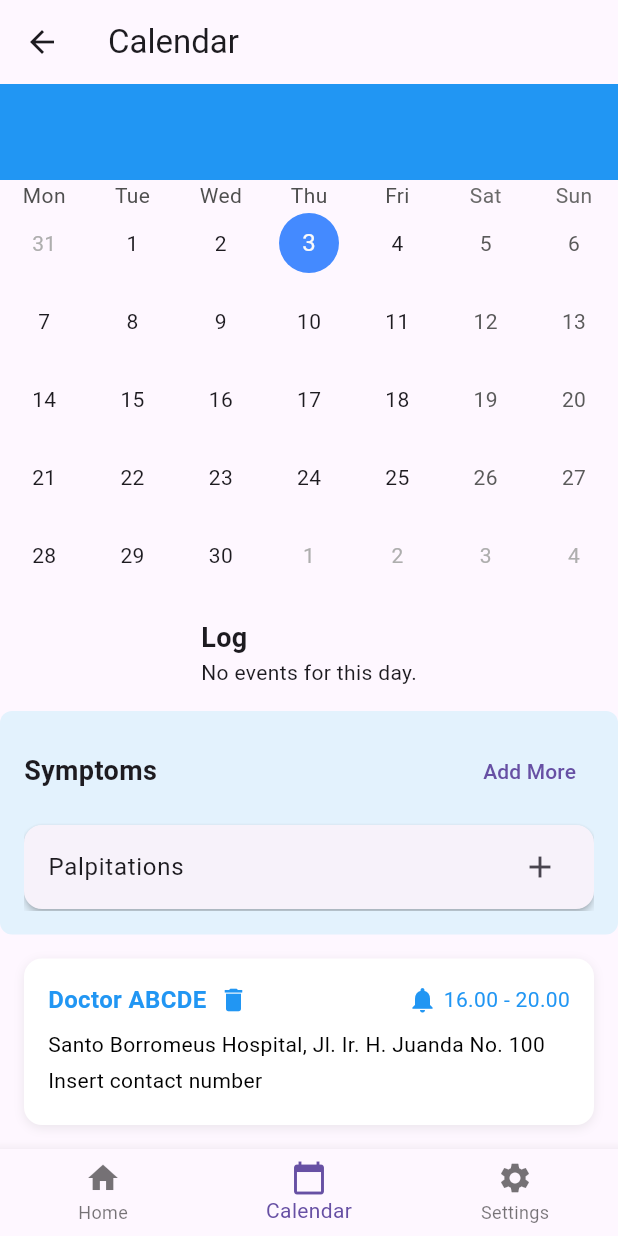
After one commit to TukangLas21/SootheSync, a Flutter app: the CalendarPage screen opened directly, on a phone screen of 412 x 824 dp. The commit adds this screen. Run offline on Flutter 3.47's test engine with Material 3 defaults, Android fonts, the light colour scheme and no system bars; drawn by our look-alikes of table_calendar.

Commit message:
feat: calendar frontend

```diff
--- /dev/null
+++ b/soothesync/lib/calendar.dart
@@ -0,0 +1,298 @@
+import 'package:flutter/material.dart';
+import 'package:table_calendar/table_calendar.dart';
+
+class CalendarPage extends StatefulWidget {
+  const CalendarPage({Key? key}) : super(key: key);
+
+  @override
+  _CalendarPageState createState() => _CalendarPageState();
+}
+
+class _CalendarPageState extends State<CalendarPage> {
+  // Current day
+  DateTime _focusedDay = DateTime.now();
+
+  // Selected day
+  DateTime? _selectedDay;
+
+  // Example event log
+  // TODO: event log logic
+  Map<DateTime, List<String>> _events = {
+    DateTime(2025, 2, 9): ['Panic Attack - Occured'],
+  };
+
+  @override
+  Widget build(BuildContext context) {
+    return Scaffold(
+      appBar: AppBar(title: Text('Calendar')),
+      body: Column(
+        children: [
+          // Calendar section
+          _buildCalendar(),
+
+          // Log section
+          _buildLogSection(),
+
+          // Symptoms section
+          _buildSymptomsSection(),
+
+          // Consultation section
+          _buildConsultationSection(),
+        ],
+      ),
+      bottomNavigationBar: BottomNavigationBar(
+        items: const [
+          BottomNavigationBarItem(icon: Icon(Icons.home), label: 'Home'),
+          BottomNavigationBarItem(
+            icon: Icon(Icons.calendar_today),
+            label: 'Calendar',
+          ),
+          BottomNavigationBarItem(
+            icon: Icon(Icons.settings),
+            label: 'Settings',
+          ),
+        ],
+        currentIndex: 1,
+        onTap: (index) {
+          // TODO: Handle navigation
+        },
+      ),
+    );
+  }
+
+  Widget _buildCalendar() {
+    return TableCalendar(
+      firstDay: DateTime.utc(2021),
+      lastDay: DateTime.utc(2050),
+      focusedDay: _focusedDay,
+      selectedDayPredicate: (day) => isSameDay(day, _selectedDay),
+      calendarFormat: CalendarFormat.month,
+      startingDayOfWeek: StartingDayOfWeek.monday,
+
+      // Handle day selection
+      onDaySelected: (selectedDay, focusedDay) {
+        setState(() {
+          _selectedDay = selectedDay;
+          _focusedDay = focusedDay;
+        });
+      },
+
+      // Calendar Styling
+      calendarStyle: CalendarStyle(
+        selectedDecoration: BoxDecoration(
+          color: Colors.blue,
+          shape: BoxShape.circle,
+        ),
+        todayDecoration: BoxDecoration(
+          color: Colors.blueAccent,
+          shape: BoxShape.circle,
+        ),
+      ),
+      headerStyle: HeaderStyle(
+        formatButtonVisible: false,
+        titleCentered: true,
+        leftChevronIcon: Icon(Icons.chevron_left, color: Colors.blue),
+        rightChevronIcon: Icon(Icons.chevron_right, color: Colors.blue),
+        titleTextStyle: TextStyle(
+          color: Colors.blue,
+          fontSize: 16,
+          fontWeight: FontWeight.bold,
+        ),
+        decoration: BoxDecoration(color: Colors.blue),
+      ),
+      // Provide events for each day if needed
+      eventLoader: (day) {
+        return _events[DateTime(day.year, day.month, day.day)] ?? [];
+      },
+    );
+  }
+
+  Widget _buildLogSection() {
+    // Fetch events for the selected day
+    final dayEvents =
+        _events[DateTime(
+          _selectedDay?.year ?? _focusedDay.year,
+          _selectedDay?.month ?? _focusedDay.month,
+          _selectedDay?.day ?? _focusedDay.day,
+        )] ??
+        [];
+
+    return Padding(
+      padding: const EdgeInsets.all(16.0),
+      child: Column(
+        crossAxisAlignment: CrossAxisAlignment.start,
+        children: [
+          Text(
+            'Log',
+            style: TextStyle(fontSize: 18, fontWeight: FontWeight.bold),
+          ),
+          if (dayEvents.isEmpty)
+            Text('No events for this day.')
+          else
+            Column(
+              children:
+                  dayEvents.map((event) {
+                    return Row(
+                      mainAxisAlignment: MainAxisAlignment.spaceBetween,
+                      children: [
+                        Text(event.split(' - ').first),
+                        Text(event.split(' - ').last),
+                      ],
+                    );
+                  }).toList(),
+            ),
+        ],
+      ),
+    );
+  }
+
+  Widget _buildSymptomsSection() {
+    // TODO: Symptoms list and logic
+    final symptoms = [
+      'Palpitations',
+      'Intense Fear',
+      'Sweating',
+      'Shaking',
+      'Shortness of Breath',
+      'Numbness',
+    ];
+
+    return Expanded(
+      child: Container(
+        width: double.infinity,
+        decoration: BoxDecoration(
+          color: Colors.blue[50],
+          borderRadius: BorderRadius.circular(8),
+        ),
+        child: Padding(
+          padding: const EdgeInsets.all(16.0),
+          child: Column(
+            crossAxisAlignment: CrossAxisAlignment.start,
+            children: [
+              // Header
+              Row(
+                mainAxisAlignment: MainAxisAlignment.spaceBetween,
+                children: [
+                  Text(
+                    'Symptoms',
+                    style: TextStyle(fontSize: 18, fontWeight: FontWeight.bold),
+                  ),
+                  TextButton(
+                    onPressed: () {
+                      // TODO: Handle add symptom
+                    },
+                    child: Text('Add More'),
+                  ),
+                ],
+              ),
+              SizedBox(height: 8),
+
+              // Symptoms list
+              Expanded(
+                child: ListView.builder(
+                  itemCount: symptoms.length,
+                  itemBuilder: (context, index) {
+                    return Card(
+                      elevation: 2,
+                      margin: const EdgeInsets.symmetric(vertical: 4),
+                      child: ListTile(
+                        title: Text(symptoms[index]),
+                        trailing: Icon(Icons.add),
+                        onTap: () {
+                          // TODO: Add symptom logic
+                        },
+                      ),
+                    );
+                  },
+                ),
+              ),
+            ],
+          ),
+        ),
+      ),
+    );
+  }
+
+  Widget _buildConsultationSection() {
+    return Container(
+      margin: const EdgeInsets.all(16.0),
+      padding: const EdgeInsets.all(16.0),
+      decoration: BoxDecoration(
+        color: Colors.white,
+        borderRadius: BorderRadius.circular(12),
+        boxShadow: [
+          BoxShadow(
+            color: Colors.grey.withOpacity(0.2),
+            blurRadius: 5,
+            offset: Offset(0, 2),
+          ),
+        ],
+      ),
+      child: Column(
+        crossAxisAlignment: CrossAxisAlignment.start,
+        children: [
+          // Top row
+          Row(
+            mainAxisAlignment: MainAxisAlignment.spaceBetween,
+            children: [
+              // Left side
+              Row(
+                children: [
+                  Text(
+                    'Doctor ABCDE',
+                    style: TextStyle(
+                      fontSize: 16,
+                      fontWeight: FontWeight.bold,
+                      color: Colors.blue,
+                    ),
+                  ),
+                  SizedBox(width: 8),
+                  Icon(
+                    Icons.delete,
+                    color: Colors.blue,
+                    size: 20,
+                  ),
+                ],
+              ),
+
+              // Right side
+              Row(
+                children: [
+                  Icon(
+                    Icons.notifications,
+                    color: Colors.blue,
+                    size: 20,
+                  ),
+                  SizedBox(width: 4),
+                  Text('16.00 - 20.00', style: TextStyle(fontSize: 14, color: Colors.blue),),
+                ],
+              ),
+            ],
+          ),
+
+          SizedBox(height: 8),
+
+          // Hospital address
+          Text(
+            'Santo Borromeus Hospital, Jl. Ir. H. Juanda No. 100',
+            style: TextStyle(
+              fontSize: 14,
+              color: Colors.black,
+            ),
+          ),
+          SizedBox(height: 4),
+
+          // Contact number
+          Text(
+            'Insert contact number',
+            style: TextStyle(
+              fontSize: 14,
+              color: Colors.black,
+            ),
+          ),
+          SizedBox(height: 4),
+        ],
+      ),
+    );
+  }
+}
--- a/soothesync/lib/home.dart
+++ b/soothesync/lib/home.dart
@@ -99,6 +99,10 @@ class _MyHomePageState extends State<MyHomePage> {
           BottomNavigationBarItem(icon: Icon(Icons.calendar_today), label: 'Calendar'),
           BottomNavigationBarItem(icon: Icon(Icons.history), label: 'History'),
         ],
+        currentIndex: 0,
+        onTap: (index) {
+          // TODO: Handle navigation
+        },
       ),
     );
   }
```
